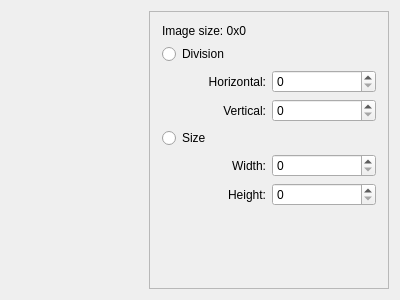
First picture: the form in gui/image/division/image_division_gui.ui, repository LotusAndCompany/devtools, before the edit.
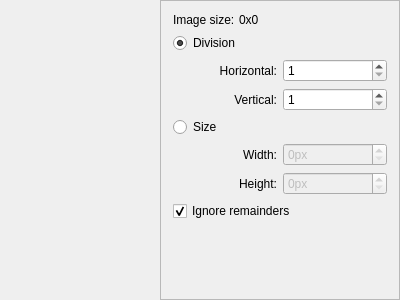
Second picture: the form after the edit. Custom widgets are drawn as their Qt base class.

Commit message: Implement image division gui

The edit to the form file:
```diff
--- a/gui/image/division/image_division_gui.ui
+++ b/gui/image/division/image_division_gui.ui
@@ -14,6 +14,18 @@
    <string>Form</string>
   </property>
   <layout class="QHBoxLayout" name="horizontalLayout">
+   <property name="leftMargin">
+    <number>0</number>
+   </property>
+   <property name="topMargin">
+    <number>0</number>
+   </property>
+   <property name="rightMargin">
+    <number>0</number>
+   </property>
+   <property name="bottomMargin">
+    <number>0</number>
+   </property>
    <item>
     <widget class="ImageViewForImageDivision" name="imageView" native="true"/>
    </item>
@@ -54,17 +66,49 @@
        <number>12</number>
       </property>
       <item>
-       <widget class="QLabel" name="sizeLabel">
-        <property name="text">
-         <string>Image size: 0x0</string>
+       <layout class="QHBoxLayout" name="horizontalLayout_2">
+        <property name="spacing">
+         <number>4</number>
         </property>
-       </widget>
+        <item>
+         <widget class="QLabel" name="label_3">
+          <property name="sizePolicy">
+           <sizepolicy hsizetype="Preferred" vsizetype="Preferred">
+            <horstretch>0</horstretch>
+            <verstretch>0</verstretch>
+           </sizepolicy>
+          </property>
+          <property name="text">
+           <string>Image size:</string>
+          </property>
+         </widget>
+        </item>
+        <item>
+         <widget class="QLabel" name="sizeLabel">
+          <property name="sizePolicy">
+           <sizepolicy hsizetype="Expanding" vsizetype="Preferred">
+            <horstretch>0</horstretch>
+            <verstretch>0</verstretch>
+           </sizepolicy>
+          </property>
+          <property name="text">
+           <string>0x0</string>
+          </property>
+         </widget>
+        </item>
+       </layout>
       </item>
       <item>
        <widget class="QRadioButton" name="useDivisionButton">
         <property name="text">
          <string>Division</string>
         </property>
+        <property name="checked">
+         <bool>true</bool>
+        </property>
+        <attribute name="buttonGroup">
+         <string notr="true">divisionModeButtonGroup</string>
+        </attribute>
        </widget>
       </item>
       <item>
@@ -83,7 +127,11 @@
          </widget>
         </item>
         <item row="0" column="1">
-         <widget class="QSpinBox" name="hDivValue"/>
+         <widget class="QSpinBox" name="hDivValue">
+          <property name="minimum">
+           <number>1</number>
+          </property>
+         </widget>
         </item>
         <item row="1" column="0">
          <widget class="QLabel" name="label_2">
@@ -96,7 +144,11 @@
          </widget>
         </item>
         <item row="1" column="1">
-         <widget class="QSpinBox" name="vDivValue"/>
+         <widget class="QSpinBox" name="vDivValue">
+          <property name="minimum">
+           <number>1</number>
+          </property>
+         </widget>
         </item>
        </layout>
       </item>
@@ -110,7 +162,7 @@
       <item>
        <layout class="QGridLayout" name="gridLayout_2">
         <item row="0" column="0">
-         <widget class="QLabel" name="label_5">
+         <widget class="QLabel" name="label_4">
           <property name="text">
            <string>Width:</string>
           </property>
@@ -120,10 +172,17 @@
          </widget>
         </item>
         <item row="0" column="1">
-         <widget class="QSpinBox" name="widthValue"/>
+         <widget class="QSpinBox" name="widthValue">
+          <property name="enabled">
+           <bool>false</bool>
+          </property>
+          <property name="suffix">
+           <string notr="true">px</string>
+          </property>
+         </widget>
         </item>
         <item row="1" column="0">
-         <widget class="QLabel" name="label_6">
+         <widget class="QLabel" name="label_5">
           <property name="text">
            <string>Height:</string>
           </property>
@@ -133,10 +192,27 @@
          </widget>
         </item>
         <item row="1" column="1">
-         <widget class="QSpinBox" name="heightValue"/>
+         <widget class="QSpinBox" name="heightValue">
+          <property name="enabled">
+           <bool>false</bool>
+          </property>
+          <property name="suffix">
+           <string notr="true">px</string>
+          </property>
+         </widget>
         </item>
        </layout>
       </item>
+      <item>
+       <widget class="QCheckBox" name="ignoreRemainders">
+        <property name="text">
+         <string>Ignore remainders</string>
+        </property>
+        <property name="checked">
+         <bool>true</bool>
+        </property>
+       </widget>
+      </item>
       <item>
        <spacer name="verticalSpacer">
         <property name="orientation">
```
Left out of the diff: 6 changed lines with no effect on the pictures. The commit also changes 9 other files.
